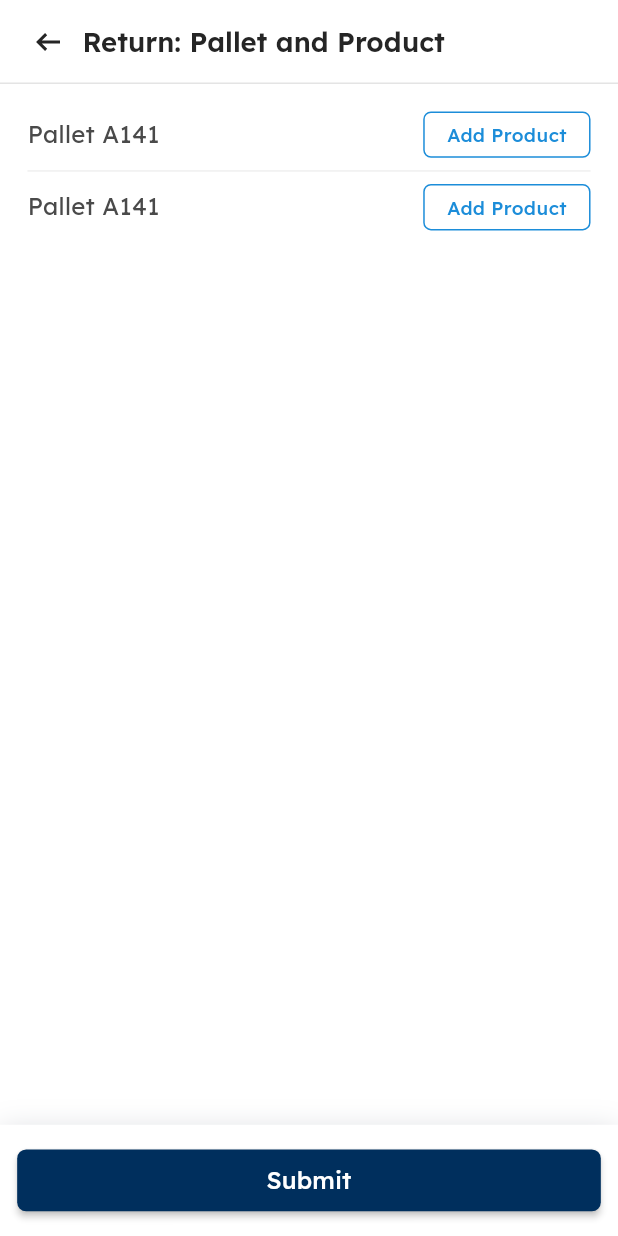
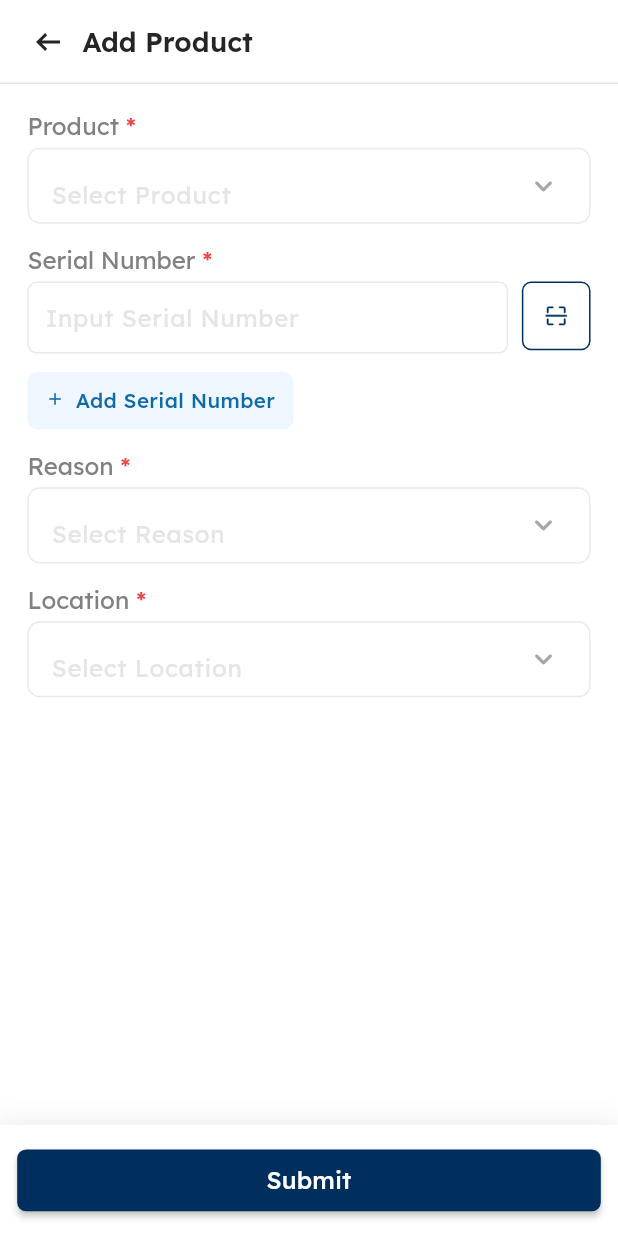
Before and after one commit to teguhw-scaleocean/inventory_3, a Flutter app: the ReturnPalletAndProductScreen screen opened directly, after a tap on "Add Product", on a phone screen of 412 x 824 dp. Run offline on Flutter 3.47's test engine with Material 3 defaults, Android fonts, the light colour scheme and no system bars; our stand-ins replace awesome_dialog, device_preview, dropdown_button2, dropdown_search, flutter_bloc, flutter_screenutil and 2 more; missing offline and left inert: flutter_dash, qr_code_scanner, smooth_highlight, time_picker_spinner.

Commit message:
return-add-product-show-result-inprogress1

```diff
--- /dev/null
+++ b/lib/data/model/product.dart
@@ -0,0 +1,100 @@
+// ignore_for_file: public_member_api_docs, sort_constructors_first
+import 'dart:convert';
+
+import 'package:flutter/foundation.dart';
+
+import 'package:inventory_v3/data/model/pallet.dart';
+
+class Product {
+  int id;
+  String name;
+  String sku;
+  List<SerialNumber> serialNumbers;
+  String reason;
+  String location;
+
+  Product({
+    required this.id,
+    required this.name,
+    required this.sku,
+    required this.serialNumbers,
+    required this.reason,
+    required this.location,
+  });
+
+  Product copyWith({
+    int? id,
+    String? name,
+    String? sku,
+    List<SerialNumber>? serialNumbers,
+    String? reason,
+    String? location,
+  }) {
+    return Product(
+      id: id ?? this.id,
+      name: name ?? this.name,
+      sku: sku ?? this.sku,
+      serialNumbers: serialNumbers ?? this.serialNumbers,
+      reason: reason ?? this.reason,
+      location: location ?? this.location,
+    );
+  }
+
+  Map<String, dynamic> toMap() {
+    return <String, dynamic>{
+      'id': id,
+      'name': name,
+      'sku': sku,
+      'serialNumbers': serialNumbers.map((x) => x.toMap()).toList(),
+      'reason': reason,
+      'location': location,
+    };
+  }
+
+  factory Product.fromMap(Map<String, dynamic> map) {
+    return Product(
+      id: map['id'] as int,
+      name: map['name'] as String,
+      sku: map['sku'] as String,
+      serialNumbers: List<SerialNumber>.from(
+        (map['serialNumbers'] as List<int>).map<SerialNumber>(
+          (x) => SerialNumber.fromMap(x as Map<String, dynamic>),
+        ),
+      ),
+      reason: map['reason'] as String,
+      location: map['location'] as String,
+    );
+  }
+
+  String toJson() => json.encode(toMap());
+
+  factory Product.fromJson(String source) =>
+      Product.fromMap(json.decode(source) as Map<String, dynamic>);
+
+  @override
+  String toString() {
+    return 'Product(id: $id, name: $name, sku: $sku, serialNumbers: $serialNumbers, reason: $reason, location: $location)';
+  }
+
+  @override
+  bool operator ==(covariant Product other) {
+    if (identical(this, other)) return true;
+
+    return other.id == id &&
+        other.name == name &&
+        other.sku == sku &&
+        listEquals(other.serialNumbers, serialNumbers) &&
+        other.reason == reason &&
+        other.location == location;
+  }
+
+  @override
+  int get hashCode {
+    return id.hashCode ^
+        name.hashCode ^
+        sku.hashCode ^
+        serialNumbers.hashCode ^
+        reason.hashCode ^
+        location.hashCode;
+  }
+}
--- a/lib/presentation/receipt/receipt_pallet/screens/pallet/return_pallet_and_product_screen.dart
+++ b/lib/presentation/receipt/receipt_pallet/screens/pallet/return_pallet_and_product_screen.dart
@@ -7,6 +7,7 @@ import 'package:inventory_v3/common/components/custom_divider.dart';
 import 'package:inventory_v3/common/components/primary_button.dart';
 import 'package:inventory_v3/common/components/reusable_confirm_dialog.dart';
 import 'package:inventory_v3/data/model/pallet.dart';
+import 'package:inventory_v3/presentation/receipt/receipt_pallet/screens/pallet/return_pallet_product/return_add_product_screen.dart';
 
 import '../../../../../common/components/reusable_dropdown_menu.dart';
 import '../../../../../common/components/reusable_widget.dart';
@@ -24,6 +25,9 @@ class ReturnPalletAndProductScreen extends StatefulWidget {
 
 class _ReturnPalletAndProductScreenState
     extends State<ReturnPalletAndProductScreen> {
+  int idTracking = 0;
+  bool isShowResult = false;
+
   @override
   Widget build(BuildContext context) {
     return SafeArea(
@@ -43,16 +47,49 @@ class _ReturnPalletAndProductScreenState
                     ),
                   ),
               itemBuilder: (context, index) {
+                if (isShowResult && index == 0) {
+                  return ExpansionTile(
+                    collapsedShape: const RoundedRectangleBorder(
+                      side: BorderSide.none,
+                    ),
+                    shape: const RoundedRectangleBorder(
+                      side: BorderSide.none,
+                    ),
+                    title: Text(
+                      "Pallet A14$index",
+                      style: BaseText.grey10Text14,
+                    ),
+                    children: [buildProductItemCard()],
+                  );
+                }
+
                 return SizedBox(
                   height: 30.h,
                   child: Row(
                     mainAxisAlignment: MainAxisAlignment.spaceBetween,
                     children: [
                       Text(
-                        "Pallet A141",
+                        "Pallet A14$index",
                         style: BaseText.grey10Text14,
                       ),
-                      _buildAddProductButton()
+                      _buildAddProductButton(onTap: () {
+                        if (idTracking == 0) {
+                          final addProductBySerialNumber = Navigator.push(
+                            context,
+                            MaterialPageRoute(
+                              builder: (context) => ReturnAddProductScreen(
+                                idTracking: idTracking,
+                              ),
+                            ),
+                          );
+
+                          addProductBySerialNumber.then((value) {
+                            setState(() {
+                              isShowResult = true;
+                            });
+                          });
+                        }
+                      })
                     ],
                   ),
                 );
@@ -81,9 +118,9 @@ class _ReturnPalletAndProductScreenState
     );
   }
 
-  InkWell _buildAddProductButton() {
+  InkWell _buildAddProductButton({required void Function()? onTap}) {
     return InkWell(
-      onTap: () {},
+      onTap: onTap,
       child: Container(
         padding: EdgeInsets.symmetric(
           horizontal: 13.w,
@@ -108,4 +145,33 @@ class _ReturnPalletAndProductScreenState
       ),
     );
   }
+
+  Widget buildProductItemCard() {
+    return Container(
+        width: 328,
+        height: 126,
+        padding: const EdgeInsets.all(12),
+        decoration: ShapeDecoration(
+          color: Colors.white,
+          shape: RoundedRectangleBorder(
+            side: const BorderSide(width: 1, color: Color(0xFFEFEFEF)),
+            borderRadius: BorderRadius.circular(6),
+          ),
+        ),
+        child: Column(
+          crossAxisAlignment: CrossAxisAlignment.start,
+          children: [
+            Row(
+              mainAxisAlignment: MainAxisAlignment.spaceBetween,
+              children: [
+                Text(
+                  "Nebulizer Machine",
+                  style: BaseText.grey10Text14,
+                ),
+                Text("Edit", style: BaseText.blue4Text11)
+              ],
+            )
+          ],
+        ));
+  }
 }
--- /dev/null
+++ b/lib/presentation/receipt/receipt_pallet/screens/pallet/return_pallet_product/return_add_product_screen.dart
@@ -0,0 +1,292 @@
+import 'package:flutter/material.dart';
+import 'package:flutter_screenutil/flutter_screenutil.dart';
+import 'package:inventory_v3/common/components/custom_app_bar.dart';
+import 'package:inventory_v3/data/model/pallet.dart';
+
+import '../../../../../../common/components/custom_form.dart';
+import '../../../../../../common/components/primary_button.dart';
+import '../../../../../../common/components/reusable_add_serial_number_button.dart';
+import '../../../../../../common/components/reusable_confirm_dialog.dart';
+import '../../../../../../common/components/reusable_dropdown_menu.dart';
+import '../../../../../../common/components/reusable_scan_button.dart';
+import '../../../../../../common/components/reusable_widget.dart';
+import '../../../../../../common/theme/color/color_name.dart';
+import '../../../../../../common/theme/text/base_text.dart';
+
+class ReturnAddProductScreen extends StatefulWidget {
+  final int idTracking;
+
+  const ReturnAddProductScreen({
+    super.key,
+    required this.idTracking,
+  });
+
+  @override
+  State<ReturnAddProductScreen> createState() => _ReturnAddProductScreenState();
+}
+
+class _ReturnAddProductScreenState extends State<ReturnAddProductScreen> {
+  final TextEditingController palletIdController = TextEditingController();
+  List<TextEditingController> listSnController = [];
+  TextEditingController snController = TextEditingController();
+  TextEditingController qtyController = TextEditingController();
+  TextEditingController lotsController = TextEditingController();
+  Color qtyIconColor = ColorName.grey18Color;
+  Color qtyTextColor = ColorName.grey12Color;
+  Color borderColor = ColorName.borderColor;
+  Color palletIdBorderColor = ColorName.borderColor;
+
+  int idTracking = 0;
+
+  List<Pallet> listProduct = [];
+
+  var selectedProduct;
+  var selectedObjectProduct;
+  bool hasProductFocus = false;
+
+  var selectedReason;
+  bool hasReasonFocus = false;
+
+  var selectedLocation;
+  bool hasLocationFocus = false;
+
+  List<String> listReason = [
+    "Does not meet standards",
+    "Wrong product",
+    "Other"
+  ];
+  List<String> listLocation = ["Warehouse A-342-3-4", "Warehouse B-342-3-4"];
+
+  @override
+  void initState() {
+    super.initState();
+
+    listProduct = listPallets;
+  }
+
+  @override
+  Widget build(BuildContext context) {
+    return SafeArea(
+      child: Scaffold(
+        appBar: CustomAppBar(
+          onTap: () => Navigator.pop(context),
+          title: "Add Product",
+        ),
+        body: Padding(
+          padding: EdgeInsets.all(16.w),
+          child: Column(
+            crossAxisAlignment: CrossAxisAlignment.start,
+            children: [
+              buildRequiredLabel("Product"),
+              SizedBox(height: 4.h),
+              ReusableDropdownMenu(
+                maxHeight: 500.h,
+                offset: const Offset(0, -15),
+                hasSearch: false,
+                label: "",
+                listOfItemsValue:
+                    listProduct.map((e) => e.productName).toList(),
+                selectedValue: selectedProduct,
+                isExpand: hasProductFocus,
+                borderColor: (hasProductFocus)
+                    ? ColorName.mainColor
+                    : ColorName.borderColor,
+                hintText: "   Select Product",
+                hintTextStyle: BaseText.grey1Text14.copyWith(
+                  fontWeight: BaseText.regular,
+                  color: ColorName.grey12Color,
+                ),
+                onTap: (focus) {
+                  setState(() {
+                    hasProductFocus = !hasProductFocus;
+                  });
+                  debugPrint("hasProductFocus: $hasProductFocus");
+                },
+                onChange: (value) {
+                  setState(() {
+                    selectedProduct = value;
+                    selectedObjectProduct = listProduct
+                        .firstWhere((element) => element.productName == value);
+                  });
+                  debugPrint(
+                      "selectedObjectProduct: ${selectedObjectProduct.toString()}");
+                },
+              ),
+              SizedBox(height: 14.h),
+              (selectedProduct != null)
+                  ? buildDisableField(
+                      label: "SKU",
+                      value: selectedObjectProduct.sku!,
+                    )
+                  : const SizedBox(),
+              if (idTracking == 0) buildRequiredLabel("Serial Number"),
+              if (idTracking == 0) SizedBox(height: 4.h),
+              if (idTracking == 0)
+                Row(
+                  crossAxisAlignment: CrossAxisAlignment.start,
+                  children: [
+                    Flexible(
+                      child: LimitedBox(
+                        maxWidth: 280.w,
+                        child: CustomFormField(
+                          title: "",
+                          hintText: "Input Serial Number",
+                          isShowTitle: false,
+                          isRequired: true,
+
+                          controller: snController,
+                          validator: (v) {
+                            if (v == null || v.isEmpty) {
+                              // var icon = CupertinoIcons
+                              //     .info_circle_fill.codePoint
+                              //     .toRadixString(16);
+
+                              // debugPrint(icon);
+                              return "This field is required. Please fill it in.";
+                            }
+                            return null;
+                          },
+                          // onChanged: (v) {
+                          //   snController.text = v;
+                          // },
+                        ),
+                      ),
+                    ),
+                    SizedBox(width: 8.w),
+                    reusableScanButton()
+                  ],
+                ),
+              if (idTracking == 0) SizedBox(height: 6.h),
+              if (idTracking == 0)
+                ListView.builder(
+                    shrinkWrap: true,
+                    itemCount: listSnController.length,
+                    itemBuilder: (context, idTracking) {
+                      return Column(
+                        children: [
+                          Row(
+                            children: [
+                              LimitedBox(
+                                maxWidth: 280.w,
+                                child: CustomFormField(
+                                  title: "",
+                                  hintText: "",
+                                  contentPadding:
+                                      EdgeInsets.symmetric(horizontal: 16.w),
+                                  controller: listSnController[idTracking],
+                                  isShowTitle: false,
+                                  onChanged: (v) {
+                                    setState(() {
+                                      debugPrint("onChanged: $v");
+                                    });
+                                  },
+                                ),
+                              ),
+                              SizedBox(width: 8.w),
+                              reusableDeleteButton(() {
+                                setState(() {
+                                  listSnController[idTracking].clear();
+                                  listSnController[idTracking].dispose();
+                                  listSnController.removeAt(idTracking);
+                                });
+
+                                debugPrint(
+                                    "listSnController: ${listSnController.length}");
+                              })
+                            ],
+                          ),
+                          SizedBox(height: 6.h),
+                        ],
+                      );
+                    }),
+              if (idTracking == 0) SizedBox(height: 6.h),
+              if (idTracking == 0)
+                reusableAddSerialNumberButton(onTap: () {
+                  setState(() {
+                    listSnController.add(TextEditingController());
+
+                    debugPrint(
+                        "listSnController.length: ${listSnController.length}");
+                  });
+                }),
+              SizedBox(height: 14.h),
+              buildRequiredLabel("Reason"),
+              SizedBox(height: 4.h),
+              ReusableDropdownMenu(
+                maxHeight: 500.h,
+                offset: const Offset(0, -15),
+                hasSearch: false,
+                label: "",
+                listOfItemsValue: listReason.map((e) => e).toList(),
+                selectedValue: selectedReason,
+                isExpand: hasReasonFocus,
+                hintText: "   Select Reason",
+                borderColor: (hasReasonFocus)
+                    ? ColorName.mainColor
+                    : ColorName.borderColor,
+                hintTextStyle: BaseText.grey1Text14.copyWith(
+                  fontWeight: BaseText.regular,
+                  color: ColorName.grey12Color,
+                ),
+                onTap: (focus) {
+                  setState(() {
+                    hasReasonFocus = !hasReasonFocus;
+                  });
+                },
+                onChange: (value) {
+                  setState(() {
+                    selectedReason = value;
+                  });
+                },
+              ),
+              SizedBox(height: 14.h),
+              buildRequiredLabel("Location"),
+              SizedBox(height: 4.h),
+              ReusableDropdownMenu(
+                maxHeight: 500.h,
+                offset: const Offset(0, -15),
+                hasSearch: false,
+                label: "",
+                listOfItemsValue: listLocation.map((e) => e).toList(),
+                selectedValue: selectedLocation,
+                isExpand: hasLocationFocus,
+                hintText: "   Select Location",
+                borderColor: (hasLocationFocus)
+                    ? ColorName.mainColor
+                    : ColorName.borderColor,
+                hintTextStyle: BaseText.grey1Text14.copyWith(
+                  fontWeight: BaseText.regular,
+                  color: ColorName.grey12Color,
+                ),
+                onTap: (focus) {
+                  setState(() {
+                    hasLocationFocus = !hasLocationFocus;
+                  });
+                },
+                onChange: (value) {
+                  setState(() {
+                    selectedLocation = value;
+                  });
+                },
+              ),
+              SizedBox(height: 14.h),
+            ],
+          ),
+        ),
+        bottomNavigationBar: buildBottomNavbar(
+          child: PrimaryButton(
+            onPressed: () {
+              if (selectedProduct != null &&
+                  selectedReason != null &&
+                  selectedLocation != null) {
+                Navigator.pop(context, true);
+              }
+            },
+            height: 40.h,
+            title: "Submit",
+          ),
+        ),
+      ),
+    );
+  }
+}
```
Also changed, not shown: lib/data/model/pallet.dart (+19 -3 lines).
